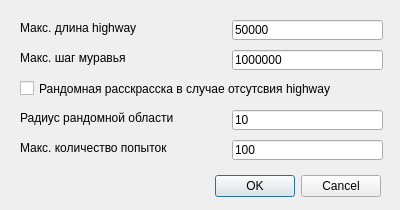
First picture: the form in dialog.ui, repository ObjatieGroba/langton, before the edit.
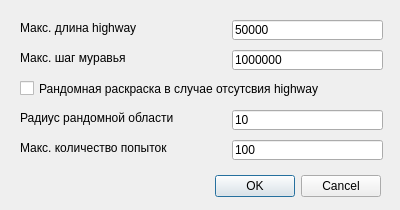
Second picture: the form after the edit.

```diff
--- a/dialog.ui
+++ b/dialog.ui
@@ -84,7 +84,7 @@
     </rect>
    </property>
    <property name="text">
-    <string>Рандомная расскрасска в случае отсутсвия highway</string>
+    <string>Рандомная раскраска в случае отсутсвия highway</string>
    </property>
   </widget>
   <widget class="QLineEdit" name="lineEditSteps">
```
